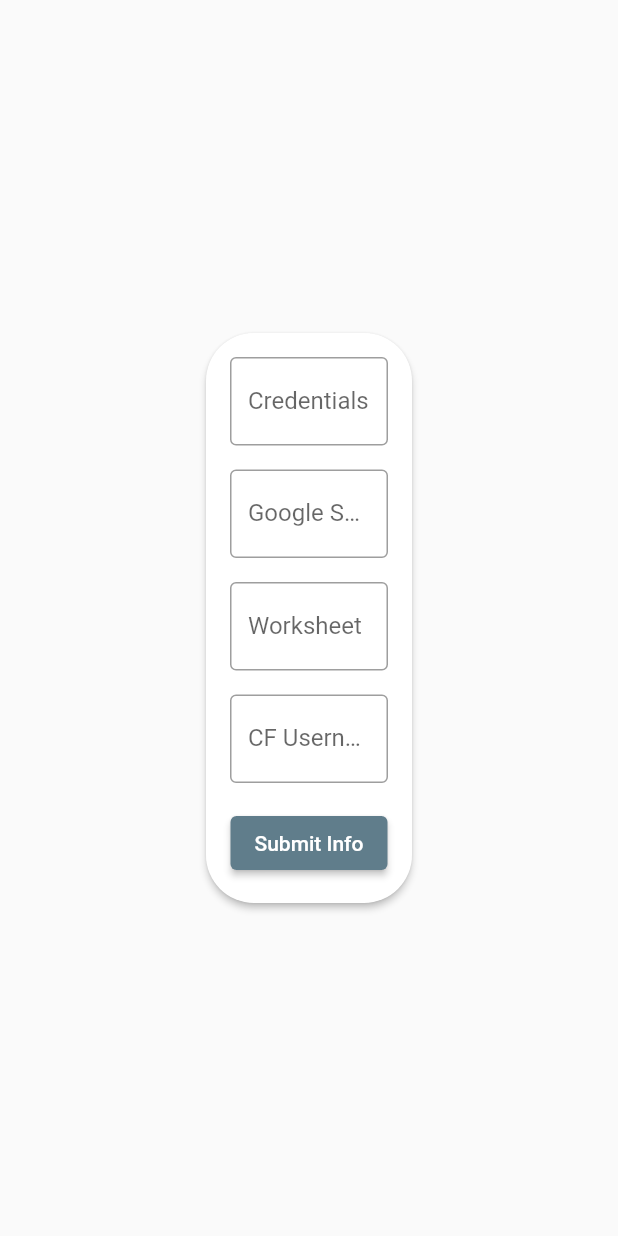
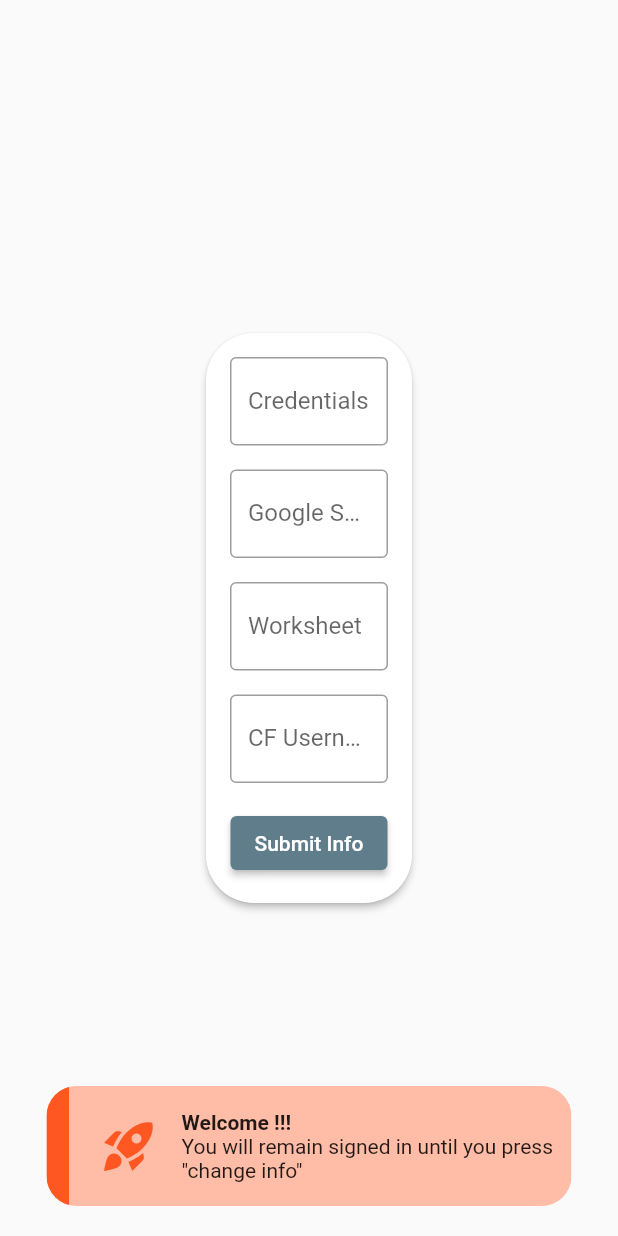
Before and after one commit to OdyAsh/cf_time_tracker, a Flutter app: the _AddProblemCodePopupCard widget shown alone on an empty page, opened directly, after a tap on "Submit Info", on a phone screen of 412 x 824 dp. Run offline on Flutter 3.47's test engine with Material 2 defaults, Android fonts, the light colour scheme and no system bars; our stand-ins replace date_format, hive, hive_flutter, motion_toast, stop_watch_timer; missing offline and left inert: gsheets, window_size; accounts and stored records are empty.

```diff
--- a/lib/add_problem_code_button.dart
+++ b/lib/add_problem_code_button.dart
@@ -1,7 +1,7 @@
 import 'package:cf_tracker/user_sheets_api.dart';
 import 'package:flutter/material.dart';
 import 'package:http/http.dart' as http;
-import 'package:fluttertoast/fluttertoast.dart';
+import 'motion_toast.dart' as toast_file;
 
 import 'custom_rect_tween.dart';
 import 'hero_dialog_route.dart';
@@ -86,6 +86,8 @@ class _AddProblemCodePopupCardState extends State<_AddProblemCodePopupCard> {
     final _workSheetTextController = TextEditingController();  // for fetching current worksheet's name
     final _userNameTextController = TextEditingController(); // for fetching user's codeforces username
     String googleSheetsID = UserSheetsApi.getSheetId;
+
+
 
     @override
     Widget build(BuildContext context) {
@@ -183,6 +185,7 @@ class _AddProblemCodePopupCardState extends State<_AddProblemCodePopupCard> {
                                                             String wsName = _workSheetTextController.text;
                                                             String cfName = _userNameTextController.text;
                                                             UserSheetsApi.initFromUI(creds, googleSheetsID, wsName, cfName);
+                                                            toast_file.displayResponsiveMotionToast(context, "Welcome $cfName!!!", 'You will remain signed in until you press "change info"');
                                                             _codeOrCredentialsTextController.text = '';
                                                             _typeOrSheetIdTextController.text = '';
                                                         } else {
--- a/lib/main.dart
+++ b/lib/main.dart
@@ -11,6 +11,7 @@ import 'add_problem_code_button.dart'; // implementation from "fun with flutter"
 import 'globals.dart' as globals; // use of globals using a "globals" file: https://stackoverflow.com/questions/29182581/global-variables-in-dart
 import 'user_sheets_api.dart';
 import 'cf_problem.dart';
+import 'motion_toast.dart' as toast_file;
 
 Future main() async {
   WidgetsFlutterBinding.ensureInitialized(); // written for UserSheetsApi and Hive
@@ -101,7 +102,7 @@ class _MyHomePageState extends State<MyHomePage> {
             title: Text(widget.title),
           ),
           floatingActionButton: const AddProblemCodeButton(),
-          body: Column(children: [
+          body: Column( children: [ // to do: make the timer cards centered not left aligned
             const SizedBox(height: 50), // gives space between app bar and cards
             Padding(
               padding: const EdgeInsets.only(left: 20.0),
@@ -163,7 +164,7 @@ class _MyHomePageState extends State<MyHomePage> {
             const SizedBox(height: 30),
             ValueListenableBuilder( // Class that enables changes on returned widget to appear in the UI if a valueListenable changes, source: https://stackoverflow.com/questions/62007967/updating-a-widget-when-a-global-variable-changes-async-in-flutter
                 valueListenable: globals.problemNameCard, // note: search term used to know this info: "refresh when a variable changes flutter"
-                builder: (context, value, widget) {
+                builder: (context, value, widget) { // to do: logic that animates card getting bigger/smaller
                     return Visibility(
                         visible: globals.problemNameCard.value,
                         child: SizedBox( // the if() makes the problem name card not visible unless "track" button is pressed
@@ -296,7 +297,7 @@ class _MyHomePageState extends State<MyHomePage> {
                                                 try {
                                                     await UserSheetsApi.insert([cf], justAppend: true);
                                                     setState(() {
-                                                        // to do: add toaster to say that problem was added to google sheets successfully
+                                                        toast_file.displayResponsiveMotionToast(context, "Problem Solved!!!", "This problem's details have been added to sheets");
                                                     });
                                                 } catch(e) {
                                                     print(e);
--- /dev/null
+++ b/lib/motion_toast.dart
@@ -0,0 +1,19 @@
+import 'package:flutter/material.dart';
+import 'package:motion_toast/motion_toast.dart';
+
+void displayResponsiveMotionToast(dynamic context, String text, String description) {
+    MotionToast(
+    icon: Icons.rocket_launch,
+    primaryColor: Colors.deepOrange,
+    title: Text(
+        text,
+        style: const TextStyle(
+        fontWeight: FontWeight.bold,
+        ),
+    ),
+    description: Text(
+        description,
+    ),
+    animationDuration: const Duration(milliseconds: 2500),
+    ).show(context);
+}
--- a/pubspec.yaml
+++ b/pubspec.yaml
@@ -35,7 +35,6 @@ dependencies:
   # Use with the CupertinoIcons class for iOS style icons.
   cupertino_icons: ^1.0.2
   flutter_speed_dial: ^6.0.0
-  fluttertoast: ^8.0.9
   popup_card: ^0.1.0
   stop_watch_timer: ^1.5.0
 
@@ -49,6 +48,7 @@ dependencies:
   html: ^0.15.0
   hive: ^2.2.3
   hive_flutter: ^1.1.0
+  motion_toast: ^2.3.0
 
 dev_dependencies:
   flutter_test:
```
Also changed, not shown: pubspec.lock, 2 other files.
